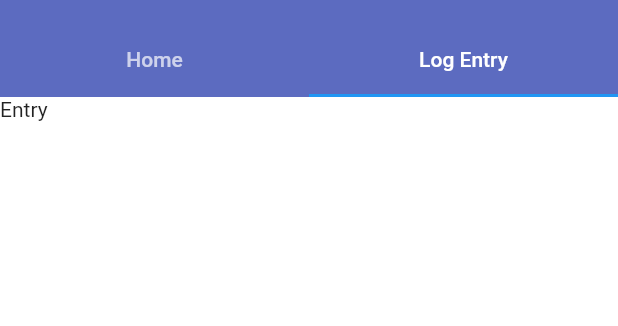
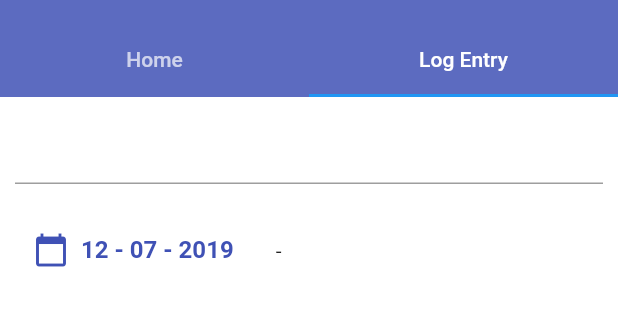
Before and after one commit to starfishak/ak-catch-card, a Flutter app: the screen it shows after launch, tab 2 chosen, on a phone screen of 412 x 824 dp, the part 59-385 px from its top. Run offline on Flutter 3.47's test engine with Material 2 defaults, Android fonts, the phone set to English and light mode, and no system bars; our stand-ins replace cloud_firestore, firebase_auth; accounts and stored records are empty; network calls fail.

Commit message:
Date Picker Added

```diff
--- /dev/null
+++ b/lib/screens/dashboard/entry_form.dart
@@ -0,0 +1,71 @@
+import 'package:flutter/material.dart';
+import 'package:intl/intl.dart';
+
+class EntryForm extends StatefulWidget {
+  @override
+  _EntryFormState createState() => _EntryFormState();
+}
+
+class _EntryFormState extends State<EntryForm> {
+
+  final _formKey = GlobalKey<FormState>();
+  DateTime selectedDate = DateTime.now();
+
+  @override
+  Widget build(BuildContext context) {
+    return Container(
+      child: Form(
+        key: _formKey,
+        child: Padding(
+          padding: const EdgeInsets.all(10.0),
+          child: Column(
+            crossAxisAlignment: CrossAxisAlignment.start,
+            children: <Widget>[
+              TextFormField(
+                  validator: (value) {
+                    if (value.isEmpty) {
+                      return 'Please enter some text';
+                    }
+                      return null;
+                    },
+              ),
+              SizedBox(height: 20.0,),
+              Center(
+                child: Row(
+                  children: <Widget>[
+                    FlatButton.icon(
+                      onPressed: () => _selectDate(context),
+                      label: Text(
+                        "${DateFormat('MM - dd - yyyy').format(selectedDate)}",
+                        style: TextStyle(fontWeight: FontWeight.bold, fontSize: 16, color: Colors.indigo),
+                      ),
+                      icon: Icon(Icons.calendar_today, color: Colors.indigo),
+                    ),
+                    Padding(
+                      padding: const EdgeInsets.all(12.0),
+                      child: Text('-')
+                    ),
+                  ],
+              ),
+              )
+            ],
+          ),
+        ),
+      ),
+    );
+  }
+
+
+  // Date Selector
+  Future<Null> _selectDate(BuildContext context) async {
+    final DateTime picked = await showDatePicker(
+        context: context,
+        initialDate: selectedDate,
+        firstDate: DateTime(2019, 1, 1),
+        lastDate: DateTime(2019, 12, 31));
+    if (picked != null && picked != selectedDate)
+      setState(() {
+        selectedDate = picked;
+      });
+  }
+}
--- a/lib/screens/dashboard/home.dart
+++ b/lib/screens/dashboard/home.dart
@@ -1,4 +1,5 @@
 import 'package:catch_card/modals/user.dart';
+import 'package:catch_card/screens/dashboard/entry_form.dart';
 import 'package:catch_card/screens/dashboard/profile.dart';
 import 'package:flutter/material.dart';
 import 'package:provider/provider.dart';
@@ -39,7 +40,7 @@ class Home extends StatelessWidget {
               body: TabBarView(
                   children: <Widget>[
                     Dashboard(),
-                    Quests()
+                    Entry()
                   ]
               ),
             )
@@ -59,23 +60,33 @@ class _DashboardState extends State<Dashboard> {
   @override
   Widget build(BuildContext context) {
     return Container(
-      child: Text('Home'),
-    );
+        color: Colors.white,
+        child: Center(
+          child: Column(
+            mainAxisSize: MainAxisSize.max,
+            mainAxisAlignment: MainAxisAlignment.center,
+            children: <Widget>[
+              Image(image: AssetImage("lib/assets/adfg.png"), height: 150.0),
+              SizedBox(height: 50),
+            ],
+          ),
+        ),
+      );
   }
 }
 
 
 // Entry
-class Quests extends StatefulWidget {
+class Entry extends StatefulWidget {
   @override
-  _QuestsState createState() => _QuestsState();
+  _EntryState createState() => _EntryState();
 }
 
-class _QuestsState extends State<Quests> {
+class _EntryState extends State<Entry> {
   @override
   Widget build(BuildContext context) {
     return Container(
-      child: Text('Entry'),
+      child: EntryForm(),
     );
   }
 }
--- a/pubspec.yaml
+++ b/pubspec.yaml
@@ -26,6 +26,7 @@ dependencies:
   firebase_auth: ^0.14.0+5
   cloud_firestore: ^0.12.9+4
   provider: ^3.2.0
+  intl: ^0.16.0
 
 dev_dependencies:
   flutter_test:
@@ -44,9 +45,8 @@ flutter:
   uses-material-design: true
 
   # To add assets to your application, add an assets section, like this:
-  # assets:
-  #  - images/a_dot_burr.jpeg
-  #  - images/a_dot_ham.jpeg
+  assets:
+    - lib/assets/
 
   # An image asset can refer to one or more resolution-specific "variants", see
   # https://flutter.dev/assets-and-images/#resolution-aware.
```
Also changed, not shown: lib/assets/adfg.png (added), pubspec.lock, 1 other file.
